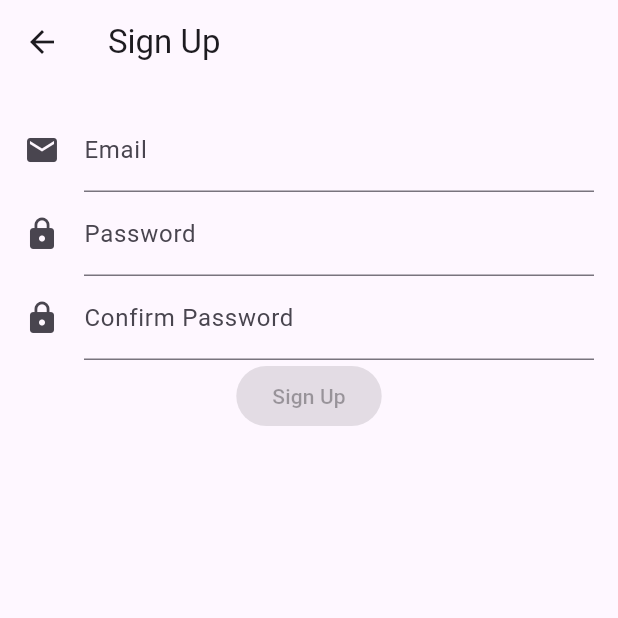
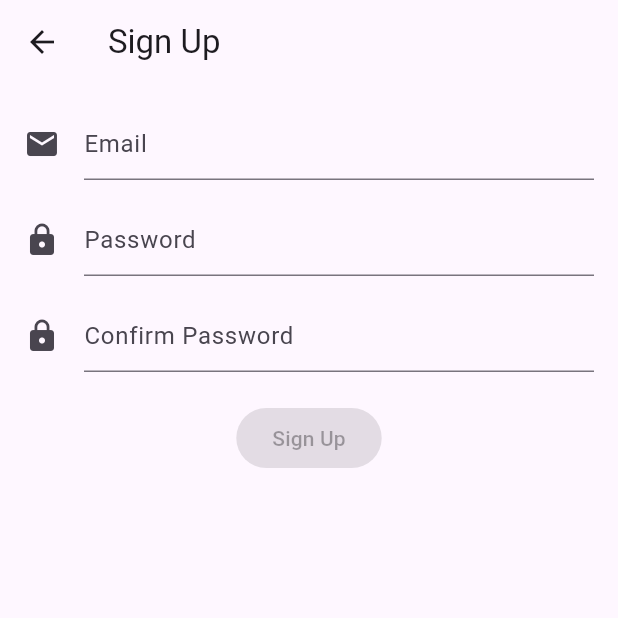
Before and after one commit to LizaPolishchuk/eddy_profile_book, a Flutter app: the screen it shows after launch, after a tap on "Sign Up", on a phone screen of 412 x 824 dp, the top half of it. Run offline on Flutter 3.47's test engine with Material 3 defaults, Android fonts, the phone set to English and light mode, and no system bars; our stand-ins replace flutter_bloc, get_it, hive, hive_flutter; accounts and stored records are empty.

```diff
--- a/lib/common/injection_container.dart
+++ b/lib/common/injection_container.dart
@@ -1,5 +1,7 @@
-import 'package:eddy_profile_book/data/local_data%20/local_storage.dart';
-import 'package:eddy_profile_book/presentation/blocs/auth/auth_cubit.dart';
+import 'package:eddy_profile_book/data/local_data/local_storage.dart';
+import 'package:eddy_profile_book/data/local_data/profiles_storage.dart';
+import 'package:eddy_profile_book/presentation/cubits/auth/auth_cubit.dart';
+import 'package:eddy_profile_book/presentation/cubits/profiles/profiles_cubit.dart';
 import 'package:get_it/get_it.dart';
 
 
@@ -24,6 +26,7 @@ Future<void> init() async {
 
   ///Bloc
   getIt.registerFactory(() => AuthCubit(getIt()));
+  getIt.registerFactory(() => ProfilesCubit(getIt()));
 
   ///Data sources
   // getIt.registerLazySingleton<SalonsRemoteDataSource>(() => SalonsRemoteDataSourceImpl(getIt(), getIt()));
@@ -36,6 +39,7 @@ Future<void> init() async {
   // getIt.registerLazySingleton(() => sharedPreferences);
 
   getIt.registerLazySingleton(() => LocalStorage());
+  getIt.registerLazySingleton(() => ProfilesStorage());
 
 
 }
--- a/lib/data/local_data /local_storage.dart
+++ b/lib/data/local_data/local_storage.dart
@@ -1,6 +1,5 @@
-
 import 'package:hive/hive.dart';
-const int hiveTypeProfiles = 0;
+import 'package:hive_flutter/hive_flutter.dart';
 
 class LocalStorage {
   late Box<dynamic> _box;
@@ -34,11 +33,11 @@ class LocalStorage {
     return _box.put(key, value);
   }
 
-  Future clear() {
+  Future clearBox() {
     return _box.clear();
   }
 
-  watch({dynamic key}) {
+  watchBox({dynamic key}) {
     return _box.watch(key: key);
   }
 }
--- a/lib/main.dart
+++ b/lib/main.dart
@@ -1,7 +1,8 @@
 import 'package:eddy_profile_book/common/injection_container.dart' as dependency_injection;
 import 'package:eddy_profile_book/common/injection_container.dart';
-import 'package:eddy_profile_book/data/local_data%20/local_storage.dart';
-import 'package:eddy_profile_book/data/local_data%20/shared_prefs_service.dart';
+import 'package:eddy_profile_book/data/local_data/local_storage.dart';
+import 'package:eddy_profile_book/data/local_data/profiles_storage.dart';
+import 'package:eddy_profile_book/domain/entities/profile.dart';
 import 'package:eddy_profile_book/presentation/pages/auth/sign_in_page.dart';
 import 'package:eddy_profile_book/presentation/pages/profiles_page.dart';
 import 'package:flutter/material.dart';
@@ -19,8 +20,10 @@ void main() async {
 Future<void> _initHive() async {
   await Hive.initFlutter();
 
-  // Hive.registerAdapter(SalonAdapter());
   await getIt<LocalStorage>().openBox();
+
+  Hive.registerAdapter(ProfileAdapter());
+  await getIt<ProfilesStorage>().openBox();
 }
 
 class MyApp extends StatelessWidget {
@@ -43,7 +46,7 @@ class InitialPage extends StatelessWidget {
   @override
   Widget build(BuildContext context) {
     return StreamBuilder<BoxEvent>(
-      stream: _localStorage.watch(key: LocalStorage.userLoggedIn),
+      stream: _localStorage.watchBox(key: LocalStorage.userLoggedIn),
       builder: (context, snapshot) {
         bool isLoggedIn = snapshot.data?.value ?? _localStorage.isUserLoggedIn();
 
--- a/lib/presentation/blocs/auth/auth_cubit.dart
+++ b/lib/presentation/cubits/auth/auth_cubit.dart
@@ -1,5 +1,5 @@
-import 'package:eddy_profile_book/data/local_data%20/local_storage.dart';
-import 'package:eddy_profile_book/presentation/blocs/auth/auth_state.dart';
+import 'package:eddy_profile_book/data/local_data/local_storage.dart';
+import 'package:eddy_profile_book/presentation/cubits/auth/auth_state.dart';
 import 'package:flutter_bloc/flutter_bloc.dart';
 
 class AuthCubit extends Cubit<AuthState> {
--- a/lib/presentation/pages/auth/sign_in_page.dart
+++ b/lib/presentation/pages/auth/sign_in_page.dart
@@ -1,13 +1,16 @@
 import 'package:eddy_profile_book/common/injection_container.dart';
+import 'package:eddy_profile_book/common/utils/loader_alert.dart';
 import 'package:eddy_profile_book/common/utils/string_utils.dart';
-import 'package:eddy_profile_book/presentation/blocs/auth/auth_state.dart';
-import 'package:eddy_profile_book/presentation/blocs/auth/auth_cubit.dart';
+import 'package:eddy_profile_book/presentation/cubits/auth/auth_cubit.dart';
+import 'package:eddy_profile_book/presentation/cubits/auth/auth_state.dart';
 import 'package:eddy_profile_book/presentation/pages/auth/sign_up_page.dart';
 import 'package:flutter/foundation.dart';
 import 'package:flutter/material.dart';
 import 'package:flutter_bloc/flutter_bloc.dart';
 
 class AuthPage extends StatefulWidget {
+  const AuthPage({super.key});
+
   @override
   State<AuthPage> createState() => _AuthPageState();
 }
@@ -32,20 +35,20 @@ class _AuthPageState extends State<AuthPage> {
   Widget build(BuildContext context) {
     return Scaffold(
       appBar: AppBar(
-        title: const Text('Auth'),
+        title: const Text('Welcome'),
       ),
       body: BlocProvider(
         create: (context) => getIt<AuthCubit>(),
         child: BlocConsumer<AuthCubit, AuthState>(
           listener: (context, state) {
-            if (state is AuthFailure) {
+            if (state is AuthLoading) {
+              return Loader.showLoader(context);
+            } else if (state is AuthFailure) {
+              Loader.hideLoader(context);
               _showErrorAlert(state.error);
             }
           },
           builder: (context, state) {
-            if (state is AuthLoading) {
-              return const Center(child: CircularProgressIndicator());
-            }
             return Padding(
               padding: const EdgeInsets.all(16.0),
               child: Form(
@@ -57,6 +60,7 @@ class _AuthPageState extends State<AuthPage> {
                       decoration: const InputDecoration(
                         icon: Icon(Icons.email),
                         labelText: 'Email',
+                        contentPadding: EdgeInsets.zero,
                       ),
                       validator: (value) {
                         if (value != null && !StringUtils.emailRegex.hasMatch(value)) {
@@ -66,11 +70,13 @@ class _AuthPageState extends State<AuthPage> {
                         return null;
                       },
                     ),
+                    const SizedBox(height: 16),
                     TextFormField(
                       controller: _passwordController,
                       decoration: const InputDecoration(
                         icon: Icon(Icons.lock),
                         labelText: 'Password',
+                        contentPadding: EdgeInsets.zero,
                       ),
                       obscureText: true,
                     ),
--- a/lib/presentation/pages/auth/sign_up_page.dart
+++ b/lib/presentation/pages/auth/sign_up_page.dart
@@ -1,13 +1,15 @@
 import 'package:eddy_profile_book/common/injection_container.dart';
 import 'package:eddy_profile_book/common/utils/string_utils.dart';
-import 'package:eddy_profile_book/presentation/blocs/auth/auth_cubit.dart';
-import 'package:eddy_profile_book/presentation/blocs/auth/auth_state.dart';
+import 'package:eddy_profile_book/presentation/cubits/auth/auth_cubit.dart';
+import 'package:eddy_profile_book/presentation/cubits/auth/auth_state.dart';
 import 'package:flutter/material.dart';
 import 'package:flutter_bloc/flutter_bloc.dart';
 
 class SignUpPage extends StatefulWidget {
+  const SignUpPage({super.key});
+
   @override
-  _SignUpPageState createState() => _SignUpPageState();
+  State<SignUpPage> createState() => _SignUpPageState();
 }
 
 class _SignUpPageState extends State<SignUpPage> {
@@ -15,6 +17,15 @@ class _SignUpPageState extends State<SignUpPage> {
   final _emailController = TextEditingController();
   final _passwordController = TextEditingController();
   final _confirmPasswordController = TextEditingController();
+
+  @override
+  void initState() {
+    super.initState();
+
+    Listenable.merge([_emailController, _passwordController, _confirmPasswordController]).addListener(() {
+      setState(() {});
+    });
+  }
 
   @override
   Widget build(BuildContext context) {
@@ -53,6 +64,7 @@ class _SignUpPageState extends State<SignUpPage> {
                       decoration: const InputDecoration(
                         icon: Icon(Icons.email),
                         labelText: 'Email',
+                        contentPadding: EdgeInsets.zero,
                       ),
                       validator: (value) {
                         if (value == null || value.isEmpty) {
@@ -65,27 +77,31 @@ class _SignUpPageState extends State<SignUpPage> {
                         return null;
                       },
                     ),
+                    const SizedBox(height: 16),
                     TextFormField(
                       controller: _passwordController,
                       decoration: const InputDecoration(
                         icon: Icon(Icons.lock),
                         labelText: 'Password',
+                        contentPadding: EdgeInsets.zero,
                       ),
                       obscureText: true,
                       validator: (value) {
                         if (value == null || value.isEmpty) {
                           return 'Please enter a password';
-                        } else if (value.length < 8 || value.length > 16) {
+                        } else if (value.length < 4 || value.length > 16) {
                           return 'Password must be between 4 and 16 characters';
                         }
                         return null;
                       },
                     ),
+                    const SizedBox(height: 16),
                     TextFormField(
                       controller: _confirmPasswordController,
                       decoration: const InputDecoration(
                         icon: Icon(Icons.lock),
                         labelText: 'Confirm Password',
+                        contentPadding: EdgeInsets.zero,
                       ),
                       obscureText: true,
                       validator: (value) {
@@ -95,6 +111,7 @@ class _SignUpPageState extends State<SignUpPage> {
                         return null;
                       },
                     ),
+                    const SizedBox(height: 20),
                     ElevatedButton(
                       onPressed: (_emailController.text.isNotEmpty &&
                               _passwordController.text.isNotEmpty &&
```
Also changed, not shown: lib/common/utils/loader_alert.dart (added, +32 -0 lines), lib/data/local_data/profiles_storage.dart (added, +31 -0 lines), lib/domain/entities/profile.dart (added, +34 -0 lines), lib/presentation/cubits/profiles/profiles_cubit.dart (added, +44 -0 lines), lib/presentation/cubits/profiles/profiles_state.dart (added, +21 -0 lines), lib/presentation/pages/profiles_page.dart (added, +72 -0 lines), lib/domain/entities/profile.g.dart (added), lib/presentation/cubits/auth/auth_state.dart (renamed from lib/presentation/blocs/auth/auth_state.dart).
